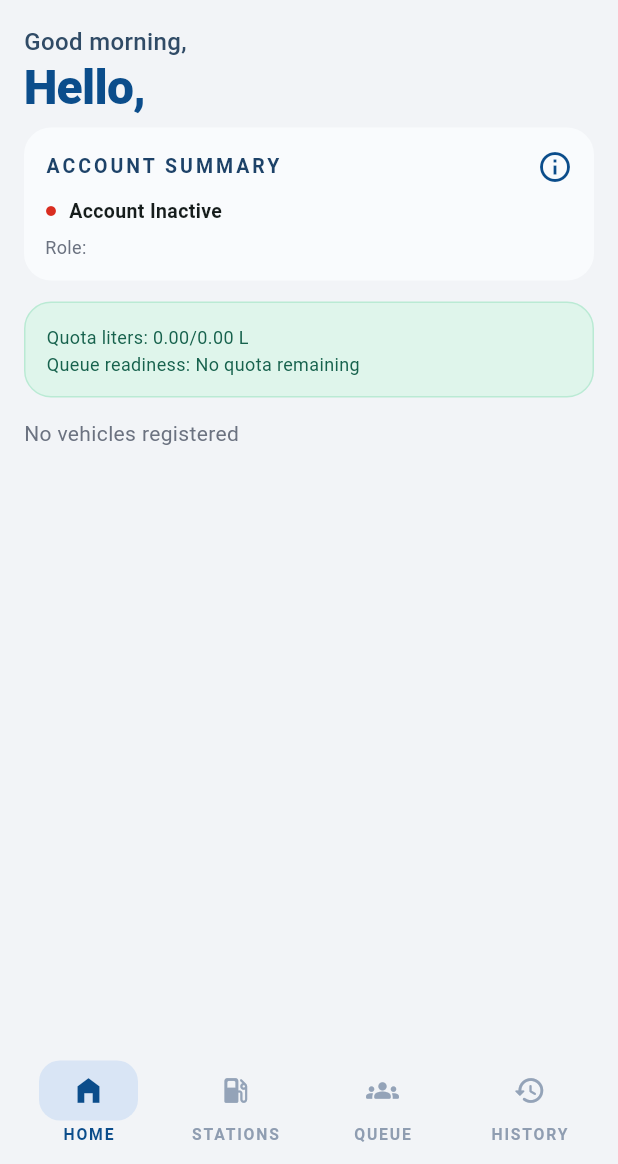
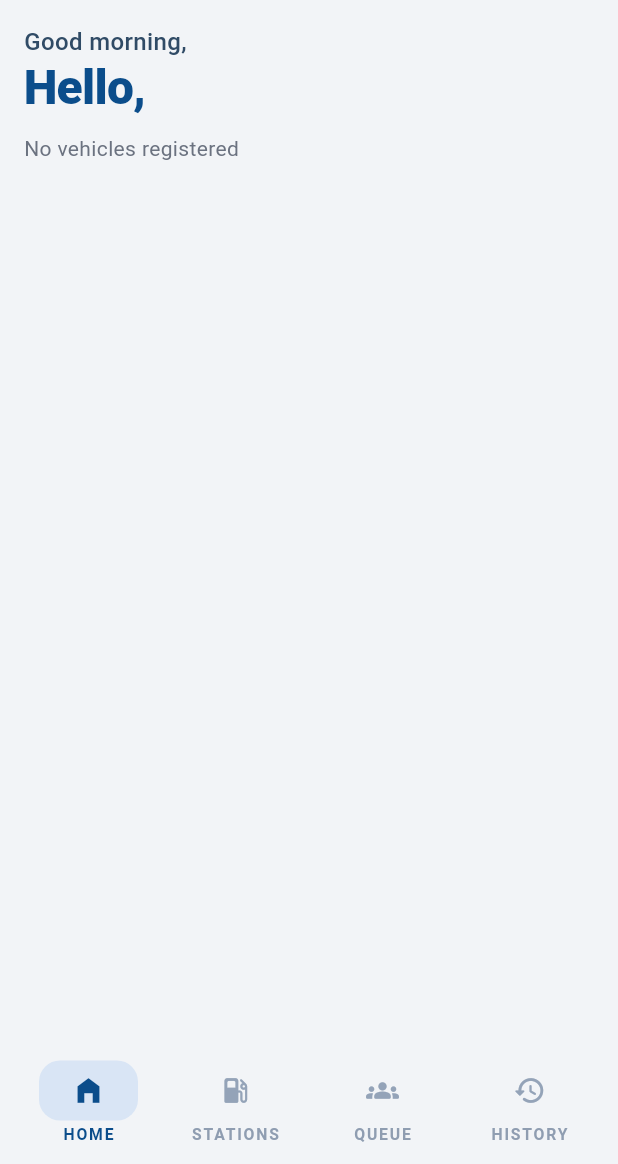
Before and after one commit to makda-tsegazeab/madeya, a Flutter app: the OwnerDashboardPage screen opened directly with empty values, on a phone screen of 412 x 824 dp, the part 72-1236 px from its top. Run offline on Flutter 3.47's test engine with Material 3 defaults, Android fonts, the phone set to English and light mode, and no system bars; our stand-ins replace flutter_secure_storage, webview_flutter; accounts and stored records are empty; network calls fail.

Commit message:
refactor: streamline owner dashboard by removing unused summary and quota cards

```diff
--- a/lib/features/auth/presentation/pages/owner_dashboard_page.dart
+++ b/lib/features/auth/presentation/pages/owner_dashboard_page.dart
@@ -40,13 +40,6 @@ class _OwnerDashboardPageState extends State<OwnerDashboardPage> {
   bool _isLoading = true;
   String? _errorMessage;
   int _unreadNotifications = 0;
-
-  double get _totalRemainingQuota =>
-      _vehicles.fold(0, (sum, v) => sum + (v.remainingLiters ?? 0));
-  double get _totalQuotaLimit =>
-      _vehicles.fold(0, (sum, v) => sum + (v.litersLimit ?? 0));
-  bool get _isEligibleToJoin =>
-      _vehicles.any((v) => (v.remainingLiters ?? 0) > 0);
 
   @override
   void initState() {
@@ -100,13 +93,6 @@ class _OwnerDashboardPageState extends State<OwnerDashboardPage> {
   Widget build(BuildContext context) {
     final fullName = '${widget.profile.firstName} ${widget.profile.lastName}'
         .trim();
-    final roleText = widget.profile.role.replaceAll('_', ' ');
-    final statusText = widget.profile.isActive
-        ? 'Verified Identity'
-        : 'Account Inactive';
-    final statusColor = widget.profile.isActive
-        ? const Color(0xFF17B26A)
-        : const Color(0xFFD92D20);
 
     return Scaffold(
       backgroundColor: _bg,
@@ -146,11 +132,7 @@ class _OwnerDashboardPageState extends State<OwnerDashboardPage> {
                           letterSpacing: -0.5,
                         ),
                       ),
-                      const SizedBox(height: 12),
-                      _summaryCard(statusText, statusColor, roleText),
-                      const SizedBox(height: 14),
-                      _quotaCard(),
-                      const SizedBox(height: 14),
+                      const SizedBox(height: 16),
                       _buildVehiclesList(),
                       const SizedBox(height: 14),
                     ],
@@ -288,79 +270,6 @@ class _OwnerDashboardPageState extends State<OwnerDashboardPage> {
             ),
           ),
         ],
-      ),
-    );
-  }
-
-  Widget _summaryCard(String statusText, Color statusColor, String roleText) {
-    return Container(
-      width: double.infinity,
-      padding: const EdgeInsets.all(14),
-      decoration: BoxDecoration(
-        color: const Color(0xFFF9FBFD),
-        borderRadius: BorderRadius.circular(18),
-      ),
-      child: Column(
-        crossAxisAlignment: CrossAxisAlignment.start,
-        children: [
-          Row(
-            children: [
-              const Text(
-                'ACCOUNT SUMMARY',
-                style: TextStyle(
-                  color: Color(0xFF1D4268),
-                  letterSpacing: 2,
-                  fontSize: 13,
-                  fontWeight: FontWeight.w600,
-                ),
-              ),
-              const Spacer(),
-              Icon(
-                widget.profile.isActive ? Icons.verified : Icons.info_outline,
-                color: _blue,
-              ),
-            ],
-          ),
-          const SizedBox(height: 8),
-          Row(
-            children: [
-              Icon(Icons.circle, size: 8, color: statusColor),
-              const SizedBox(width: 8),
-              Text(
-                statusText,
-                style: const TextStyle(
-                  fontSize: 13,
-                  fontWeight: FontWeight.w700,
-                ),
-              ),
-            ],
-          ),
-          const SizedBox(height: 6),
-          Text(
-            'Role: $roleText',
-            style: const TextStyle(fontSize: 12, color: _grey),
-          ),
-        ],
-      ),
-    );
-  }
-
-  Widget _quotaCard() {
-    return Container(
-      width: double.infinity,
-      padding: const EdgeInsets.fromLTRB(14, 14, 14, 12),
-      decoration: BoxDecoration(
-        color: const Color(0xFFDFF5EB),
-        borderRadius: BorderRadius.circular(18),
-        border: Border.all(color: const Color(0xFFBAEAD4), width: 1),
-      ),
-      child: Text(
-        'Quota liters: ${_totalRemainingQuota.toStringAsFixed(2)}/${_totalQuotaLimit.toStringAsFixed(2)} L\nQueue readiness: ${_isEligibleToJoin ? "Ready to join" : "No quota remaining"}',
-        style: const TextStyle(
-          color: Color(0xFF17624D),
-          fontSize: 12,
-          height: 1.5,
-        ),
       ),
     );
   }
```
